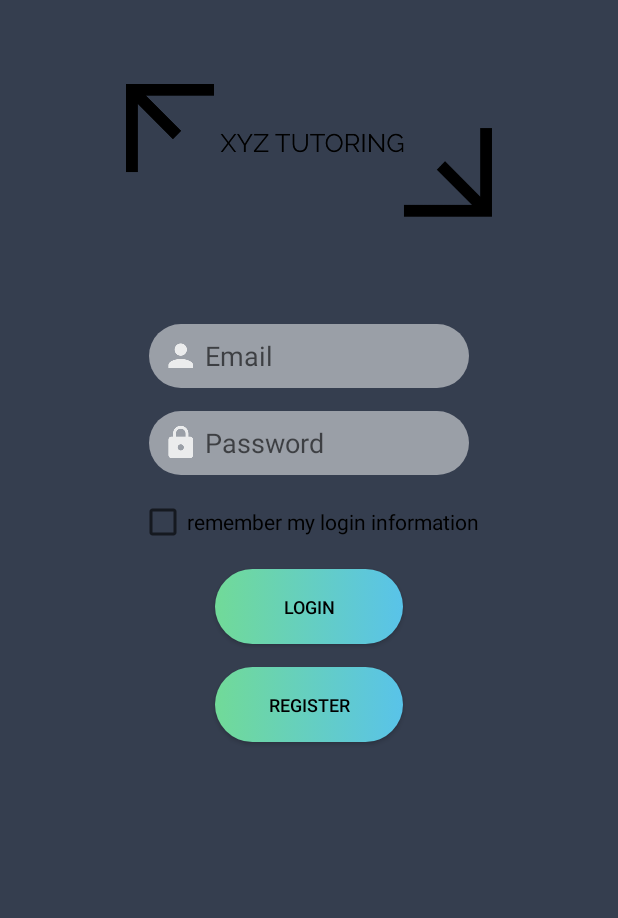
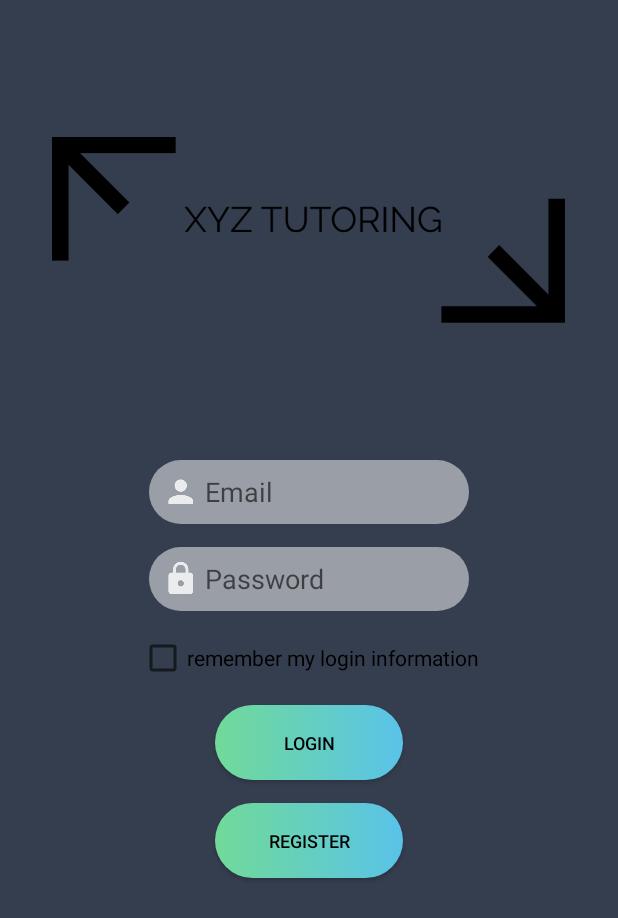
Before and after one commit to jsonballadares/xyz-tutoring, an Android app: the screen it shows after launch (LogInScreen), on a phone screen of 412 x 824 dp. Shown: the top 918 px of the screen. Run offline under Robolectric (Android 15) with nearby library versions, the phone set to English and light mode, and no system bars.

Commit message:
added stuff

```diff
--- a/tutorApplication/app/src/main/AndroidManifest.xml
+++ b/tutorApplication/app/src/main/AndroidManifest.xml
@@ -1,6 +1,7 @@
 <?xml version="1.0" encoding="utf-8"?>
 <manifest xmlns:android="http://schemas.android.com/apk/res/android"
     package="com.example.jason.tutorapplication">
+
 
     <application
         android:allowBackup="true"
--- a/tutorApplication/app/src/main/java/com/example/jason/tutorapplication/ConfirmRegistration.java
+++ b/tutorApplication/app/src/main/java/com/example/jason/tutorapplication/ConfirmRegistration.java
@@ -66,7 +66,7 @@ public class ConfirmRegistration extends AppCompatActivity {
             @Override
             public void onClick(DialogInterface dialogInterface, int i) {
                 textView.setText(editText.getText());
-                confirmPassword = (String) textView.getText();
+                confirmPassword = textView.getText().toString();
                 regEditor.putString(getString(R.string.pass), confirmPassword);
                 regEditor.commit();
             }
--- a/tutorApplication/app/src/main/res/layout/activity_log_in_screen.xml
+++ b/tutorApplication/app/src/main/res/layout/activity_log_in_screen.xml
@@ -11,11 +11,11 @@
 
     <ImageView
         android:id="@+id/imageView"
-        android:layout_width="244dp"
-        android:layout_height="170dp"
+        android:layout_width="342dp"
+        android:layout_height="276dp"
+        android:layout_gravity="center"
+        android:layout_marginBottom="15dp"
         android:layout_marginTop="15dp"
-        android:layout_marginBottom="15dp"
-        android:layout_gravity="center"
         app:srcCompat="@drawable/logo2" />
 
     <EditText
@@ -23,7 +23,7 @@
         style="@style/editText_style"
         android:layout_gravity="center"
         android:drawableLeft="@drawable/ic_action_person"
-        android:layout_marginTop="15dp"
+
         android:layout_marginBottom="15dp"
         android:hint="Email"
         android:inputType="textEmailAddress" />
--- a/tutorApplication/app/src/main/res/layout/activity_main_menu.xml
+++ b/tutorApplication/app/src/main/res/layout/activity_main_menu.xml
@@ -149,7 +149,7 @@
                     android:gravity="center"
                     android:padding="5dp"
                     android:textColor="@android:color/darker_gray"
-                    android:text="Need more help?"/>
+                    android:text="Need more help"/>
                 <!-- End of 3rd cardview -->
             </LinearLayout>
         </android.support.v7.widget.CardView>
@@ -222,6 +222,7 @@
                 <ImageView
                     android:layout_width="64dp"
                     android:layout_height="64dp"
+                    android:layout_marginTop="25dp"
                     android:background="@drawable/circlebackgroundblack"
                     android:src="@drawable/ic_android_black_24dp"
                     android:padding="10dp"/>
```
Also changed, not shown: tutorApplication/app/src/main/java/com/example/jason/tutorapplication/RegistrationActivity.java (+14 -0 lines), tutorApplication/app/src/main/res/layout/activity_registration.xml (+6 -3 lines).
